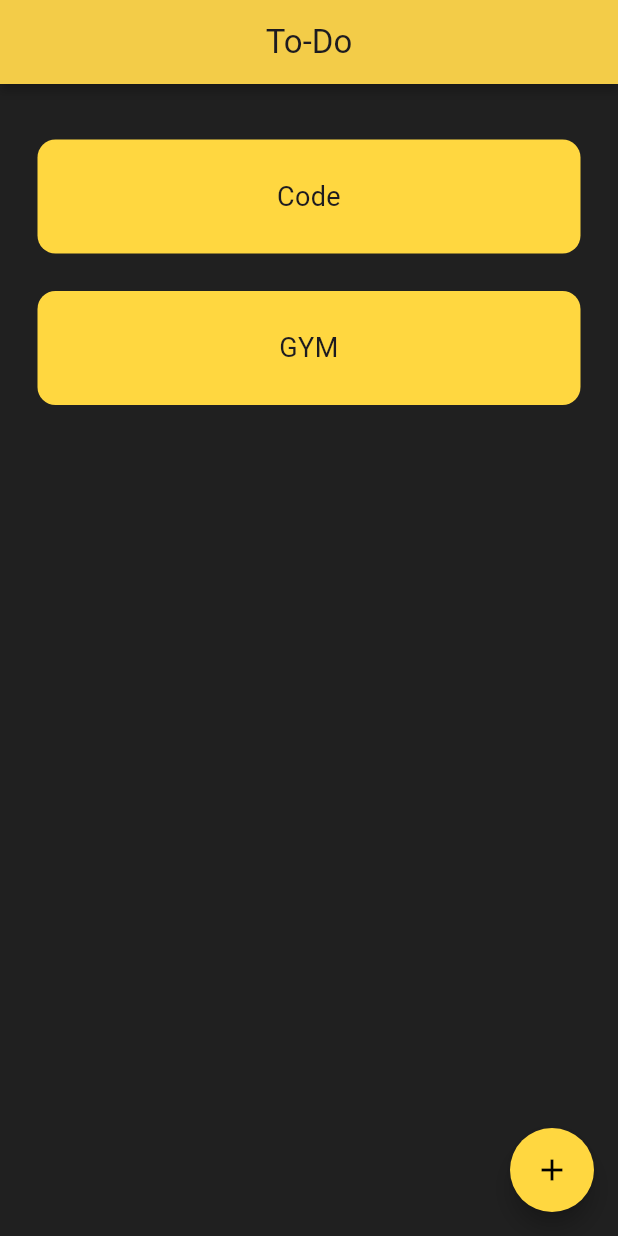
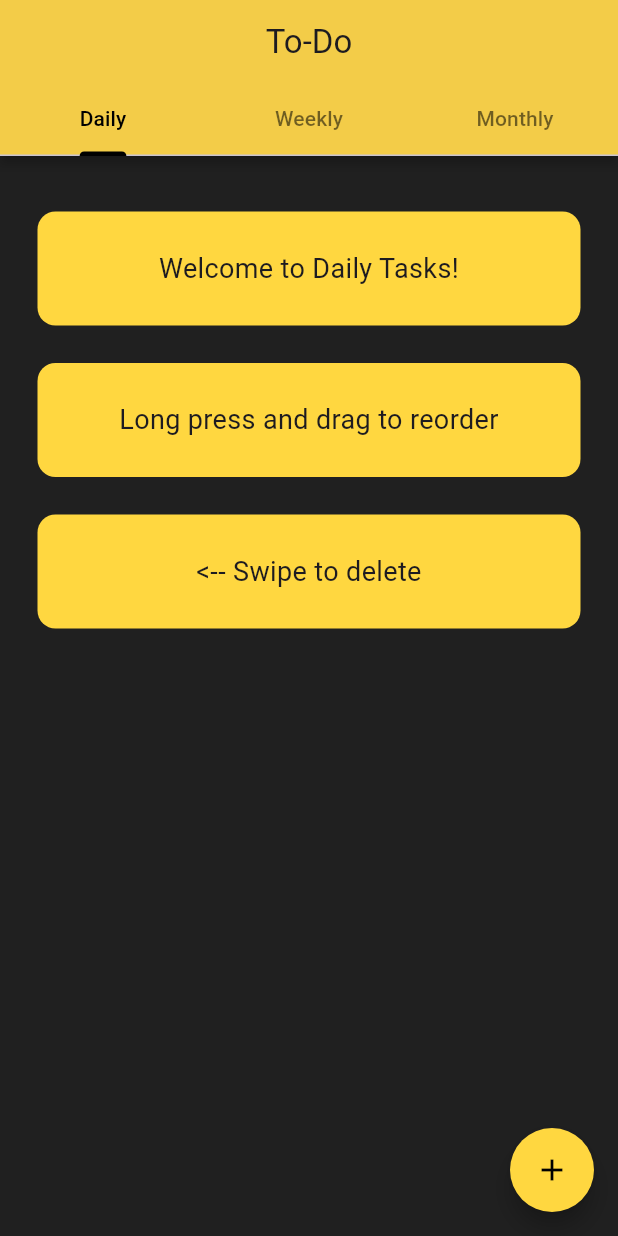
Before and after one commit to 0-Aadithya-0/To-Do-App, a Flutter app: the screen it shows after launch, on a phone screen of 412 x 824 dp. Run offline on Flutter 3.47's test engine with Material 3 defaults, Android fonts, the light colour scheme and no system bars; drawn by our look-alikes of flutter_slidable; our stand-ins replace hive_flutter; accounts and stored records are empty.

Commit message:
To_Do --> Version : 3.0B
Added Daily , Weekly and Monthly tabs
Minor changes in consts

```diff
--- a/lib/Components/Popbox.dart
+++ b/lib/Components/Popbox.dart
@@ -6,7 +6,7 @@ class Popbox extends StatelessWidget {
   final VoidCallback Onsave;
   final VoidCallback Oncancel;
 
-  Popbox({super.key,required this.controller,required this.Oncancel,required this.Onsave});
+  const Popbox({super.key,required this.controller,required this.Oncancel,required this.Onsave});
 
 
   @override
--- a/lib/Components/Tile.dart
+++ b/lib/Components/Tile.dart
@@ -9,7 +9,7 @@ class Tile extends StatelessWidget{
   //final bool init_touched;
   final Function(BuildContext)? delete_function;
 
-  Tile({
+  const Tile({
     super.key,
     required this.taskname,
     required this.delete_function,
--- a/lib/Components/button.dart
+++ b/lib/Components/button.dart
@@ -4,7 +4,7 @@ class Mybutton extends StatelessWidget {
 
   final String name ;
   final VoidCallback onPressed;
-  Mybutton({super.key, required this.name,required this.onPressed});
+  const Mybutton({super.key, required this.name,required this.onPressed});
 
   @override
   Widget build(BuildContext context) {
--- a/lib/Pages/home_page.dart
+++ b/lib/Pages/home_page.dart
@@ -11,39 +11,47 @@ class Homepage extends StatefulWidget {
   State<Homepage> createState() => _HomepageState();
 }
 
-class _HomepageState extends State<Homepage> {
+class _HomepageState extends State<Homepage>
+    with SingleTickerProviderStateMixin {
   final controller = TextEditingController();
-
+  late TabController _tabController;
   Database db = Database();
 
   @override
   void initState() {
     super.initState();
+    _tabController = TabController(length: 3, vsync: this);
     final myBox = Hive.box("MyBox");
-    if (myBox.get("TO-DO") == null) {
+    if (myBox.get("Daily") == null) {
       db.Firsttime_init();
     } else {
-      db.db_load();
+      db.loadDB();
     }
   }
 
-  void onReorderTiles(oldindex,newindex){
+  void onReorderTiles(oldindex, newindex, List list) {
     setState(() {
-      if(oldindex < newindex){
-        newindex --;
+      if (oldindex < newindex) {
+        newindex--;
       }
-      final List tile = db.tasks.removeAt(oldindex);
-      db.tasks.insert(newindex, tile);
+      final List tile = list.removeAt(oldindex);
+      list.insert(newindex, tile);
     });
-    db.db_update();
-
+    db.updateDB();
   }
 
   void onSave() {
     setState(() {
-      db.tasks.add([controller.text, false]);
+      int currentIndex = _tabController.index;
+      if (currentIndex == 0) {
+        db.dailyTasks.add([controller.text, false]);
+      } else if (currentIndex == 1) {
+        db.weeklyTasks.add([controller.text, false]);
+      } else {
+        db.monthlyTasks.add([controller.text, false]);
+      }
     });
-    db.db_update();
+    db.updateDB();
     controller.clear();
     Navigator.of(context).pop();
   }
@@ -53,19 +61,51 @@ class _HomepageState extends State<Homepage> {
     Navigator.of(context).pop();
   }
 
-  void deleteTile(int index) {
+  void deleteTile(int index, List list) {
     setState(() {
-      db.tasks.removeAt(index);
+      list.removeAt(index);
     });
-    db.db_update();
+    db.updateDB();
   }
 
-  void touchToggle(int index) {
+  void touchToggle(int index, List list) {
     setState(() {
-  db.tasks[index][1]= !db.tasks[index][1];
-  });
-    db.db_update();
+      list[index][1] = !list[index][1];
+    });
+    db.updateDB();
   }
+
+  Widget buildReorderableList(List taskList) {
+    return Padding(
+      padding: const EdgeInsets.only(top: 12),
+      child: ReorderableListView.builder(
+        proxyDecorator: (
+                    Widget child,
+                    int index,
+                    Animation<double> animation,
+                  ) {
+                    return Material(
+                      color: Colors.transparent,
+                      elevation: 10.0,
+                      shadowColor: Colors.black,
+                      child: child,
+                    );
+                  },
+        onReorder: (oldIndex, newIndex) => onReorderTiles(oldIndex, newIndex, taskList),
+        itemCount: taskList.length,
+        itemBuilder: (context, index) {
+          return Tile(
+            key: ValueKey(taskList[index]),
+            taskname: taskList[index][0],
+            touch: taskList[index][1],
+            delete_function: (context) => deleteTile(index, taskList),
+            touch_function: () => touchToggle(index, taskList),
+          );
+        },
+      ),
+    );
+  }
+
 
   @override
   Widget build(BuildContext context) {
@@ -77,6 +117,17 @@ class _HomepageState extends State<Homepage> {
         backgroundColor: Colors.amberAccent,
         elevation: 3,
         shadowColor: Colors.black,
+        bottom: TabBar(
+          controller: _tabController,
+          indicatorColor: Colors.black,
+          labelColor: Colors.black,
+          unselectedLabelColor: Colors.black54,
+          tabs: const [
+            Tab(text: "Daily"),
+            Tab(text: "Weekly"),
+            Tab(text: "Monthly"),
+          ],
+        ),
       ),
 
       floatingActionButton: FloatingActionButton(
@@ -98,30 +149,16 @@ class _HomepageState extends State<Homepage> {
         child: Icon(Icons.add),
       ),
 
-      body: Padding(
-        padding: const EdgeInsets.only(top: 12),
+      body: TabBarView(
+        controller: _tabController,
+        children: [
 
-        child: ReorderableListView.builder(
-          proxyDecorator: (Widget child, int index, Animation<double> animation) {
-            return Material(
-              color: Colors.transparent,
-              elevation: 10.0,
-              shadowColor: Colors.black,
-              child: child, // The original child is placed inside our new widget.
-              );
-          },
-          onReorder: (oldIndex, newIndex) => onReorderTiles(oldIndex,newIndex) ,
-          itemCount: db.tasks.length,
-          itemBuilder: (context, index) {
-            return Tile(
-              key: ValueKey(db.tasks[index]),
-              taskname: db.tasks[index][0],
-              touch: db.tasks[index][1],
-              delete_function: (context) => deleteTile(index),
-              touch_function: () => touchToggle(index),
-            );
-          },
-        ),
+      buildReorderableList(db.dailyTasks),
+
+      buildReorderableList(db.weeklyTasks),
+
+      buildReorderableList(db.monthlyTasks),
+        ]
       ),
     );
   }
--- a/lib/data/database.dart
+++ b/lib/data/database.dart
@@ -2,18 +2,29 @@ import 'package:hive_flutter/hive_flutter.dart';
 class Database {
   final MyBox = Hive.box("MyBox");
 
-  List tasks=[];
+  List dailyTasks=[];
+  List weeklyTasks=[];
+  List monthlyTasks=[];
+
 
 
   void Firsttime_init(){
-    tasks =[["Code",false],["GYM",false]];
+    dailyTasks =[["Welcome to Daily Tasks!", false],["Long press and drag to reorder", false],["<-- Swipe to delete", false]];
+    weeklyTasks =[["Weekly tasks",false]];
+    monthlyTasks =[["Monthly Taks",false]];
+
 
   }
 
-  void db_update(){
-    MyBox.put("TO-DO", tasks);
+  void updateDB(){
+    MyBox.put("Daily",dailyTasks);
+    MyBox.put("Weekly", weeklyTasks);
+    MyBox.put("Monthly", monthlyTasks);
+
   }
-  void db_load(){
-    tasks = MyBox.get("TO-DO");
+  void loadDB(){
+    dailyTasks = MyBox.get("Daily");
+    weeklyTasks = MyBox.get("Weekly");
+    monthlyTasks = MyBox.get("Monthly");
   }
-  }
+}
```
Also changed, not shown: pubspec.lock.
